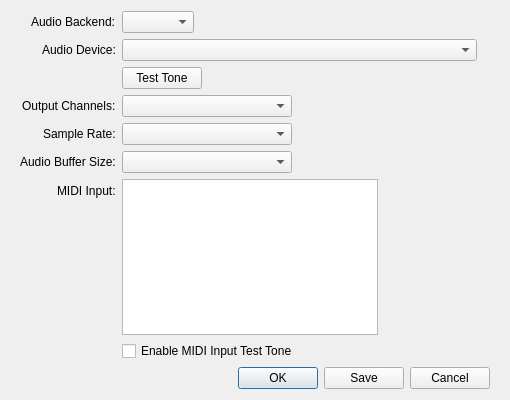
First picture: the form in src/audiosetupdialog.ui, repository rock-hopper/shuriken, before the edit.
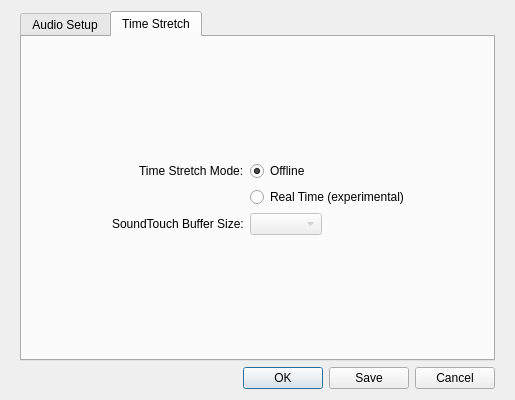
Second picture: the form after the edit. The open tabs and pages were chosen to show the change.

Commit message: options for offline or realtime timestretching

Diff of the .ui file:
```diff
--- a/src/audiosetupdialog.ui
+++ b/src/audiosetupdialog.ui
@@ -6,7 +6,7 @@
    <rect>
     <x>0</x>
     <y>0</y>
-    <width>510</width>
+    <width>515</width>
     <height>400</height>
    </rect>
   </property>
@@ -21,6 +21,14 @@
     <number>20</number>
    </property>
    <item>
+    <widget class="QTabWidget" name="tabWidget">
+     <property name="currentIndex">
+      <number>0</number>
+     </property>
+     <widget class="QWidget" name="tab_AudioSetup">
+      <attribute name="title">
+       <string>Audio Setup</string>
+      </attribute>
     <layout class="QFormLayout" name="formLayout">
      <property name="fieldGrowthPolicy">
       <enum>QFormLayout::FieldsStayAtSizeHint</enum>
@@ -49,7 +57,7 @@
       <widget class="QComboBox" name="comboBox_AudioDevice">
        <property name="minimumSize">
         <size>
-         <width>355</width>
+           <width>340</width>
          <height>0</height>
         </size>
        </property>
@@ -131,6 +139,62 @@
       </widget>
      </item>
     </layout>
+     </widget>
+     <widget class="QWidget" name="tab_TimeStretch">
+      <attribute name="title">
+       <string>Time Stretch</string>
+      </attribute>
+      <layout class="QFormLayout" name="formLayout_2">
+       <property name="fieldGrowthPolicy">
+        <enum>QFormLayout::FieldsStayAtSizeHint</enum>
+       </property>
+       <property name="labelAlignment">
+        <set>Qt::AlignRight|Qt::AlignTrailing|Qt::AlignVCenter</set>
+       </property>
+       <property name="formAlignment">
+        <set>Qt::AlignCenter</set>
+       </property>
+       <item row="0" column="0">
+        <widget class="QLabel" name="label_2">
+         <property name="text">
+          <string>Time Stretch Mode:</string>
+         </property>
+        </widget>
+       </item>
+       <item row="0" column="1">
+        <widget class="QRadioButton" name="radioButton_Offline">
+         <property name="text">
+          <string>Offline</string>
+         </property>
+         <property name="checked">
+          <bool>true</bool>
+         </property>
+        </widget>
+       </item>
+       <item row="1" column="1">
+        <widget class="QRadioButton" name="radioButton_RealTime">
+         <property name="text">
+          <string>Real Time (experimental)</string>
+         </property>
+        </widget>
+       </item>
+       <item row="2" column="0">
+        <widget class="QLabel" name="label">
+         <property name="text">
+          <string>SoundTouch Buffer Size:</string>
+         </property>
+        </widget>
+       </item>
+       <item row="2" column="1">
+        <widget class="QComboBox" name="comboBox_STBufferSize">
+         <property name="enabled">
+          <bool>false</bool>
+         </property>
+        </widget>
+       </item>
+      </layout>
+     </widget>
+    </widget>
    </item>
    <item>
     <widget class="QDialogButtonBox" name="buttonBox">
```
Left out of the diff: 20 changed lines with no effect on the pictures. Lines whose indentation alone changed are shown as unchanged. The commit also changes 18 other files.
